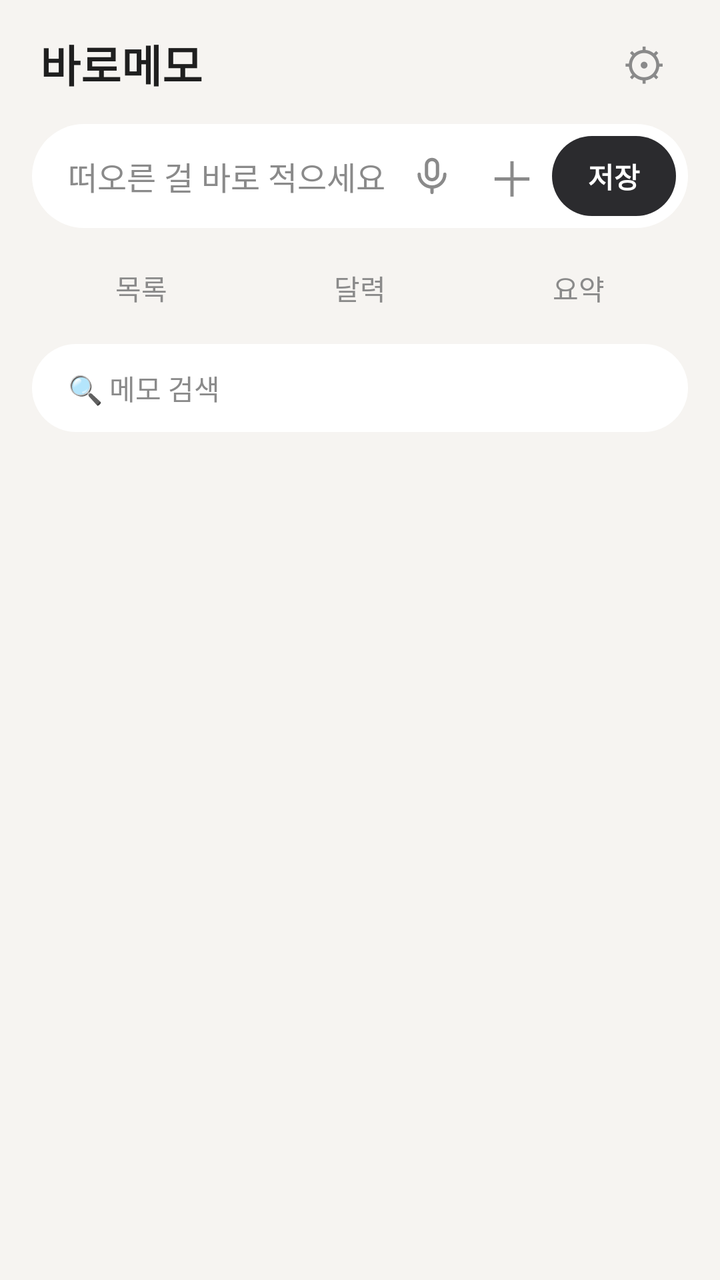
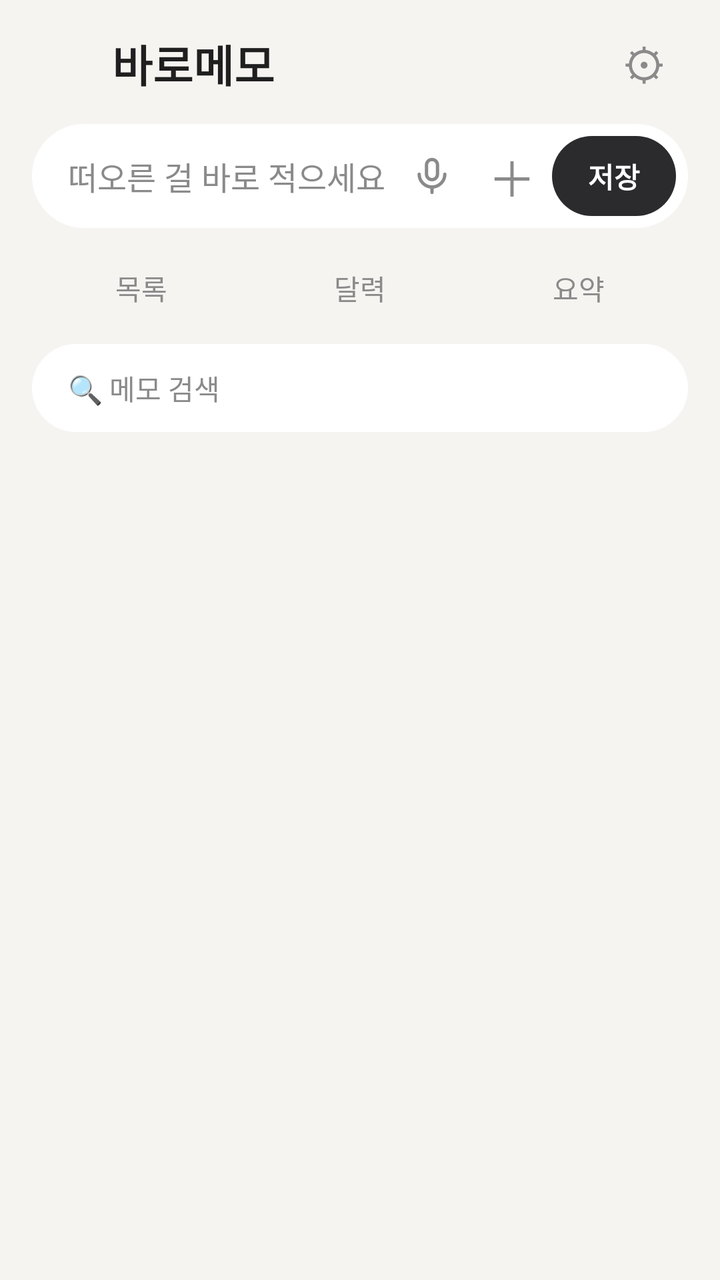

Screens rendered from an Android XML layout before and after an edit, with the pre-edit source and the edit as a unified diff.
<!-- AndroidManifest.xml: application theme AppTheme -->
<!-- res/layout/activity_main.xml -->
<?xml version="1.0" encoding="utf-8"?>
<FrameLayout xmlns:android="http://schemas.android.com/apk/res/android"
    android:layout_width="match_parent"
    android:layout_height="match_parent"
    android:background="@color/bg"
    android:fitsSystemWindows="true">

    <LinearLayout
        android:layout_width="match_parent"
        android:layout_height="match_parent"
        android:orientation="vertical"
        android:paddingStart="16dp"
        android:paddingTop="10dp"
        android:paddingEnd="16dp"
        android:paddingBottom="8dp">

        
        <LinearLayout
            android:layout_width="match_parent"
            android:layout_height="wrap_content"
            android:gravity="center_vertical"
            android:orientation="horizontal"
            android:paddingBottom="8dp">

            <TextView
                android:layout_width="0dp"
                android:layout_height="wrap_content"
                android:layout_weight="1"
                android:paddingStart="4dp"
                android:text="바로메모"
                android:textColor="@color/text"
                android:textSize="22sp"
                android:textStyle="bold" />

            <TextView
                android:id="@+id/settings"
                android:layout_width="44dp"
                android:layout_height="44dp"
                android:clickable="true"
                android:contentDescription="설정"
                android:focusable="true"
                android:gravity="center"
                android:text="⚙"
                android:textColor="@color/sub"
                android:textSize="22sp" />
        </LinearLayout>

        
        <LinearLayout
            android:layout_width="match_parent"
            android:layout_height="wrap_content"
            android:background="@drawable/bg_input"
            android:gravity="center_vertical"
            android:minHeight="52dp"
            android:orientation="horizontal"
            android:paddingStart="18dp"
            android:paddingEnd="6dp">

            <EditText
                android:id="@+id/input"
                android:layout_width="0dp"
                android:layout_height="wrap_content"
                android:layout_weight="1"
                android:background="@null"
                android:hint="떠오른 걸 바로 적으세요"
                android:imeOptions="actionDone"
                android:inputType="text"
                android:minHeight="48dp"
                android:textColor="@color/text"
                android:textColorHint="@color/sub"
                android:textSize="16sp" />

            <ImageView
                android:id="@+id/mic"
                android:layout_width="40dp"
                android:layout_height="40dp"
                android:clickable="true"
                android:contentDescription="받아쓰기"
                android:focusable="true"
                android:padding="9dp"
                android:scaleType="fitCenter"
                android:src="@drawable/ic_w_mic"
                android:tint="@color/sub" />

            <TextView
                android:id="@+id/photo"
                android:layout_width="40dp"
                android:layout_height="40dp"
                android:clickable="true"
                android:contentDescription="사진·그림 붙이기"
                android:focusable="true"
                android:gravity="center"
                android:text="＋"
                android:textColor="@color/sub"
                android:textSize="24sp" />

            <TextView
                android:id="@+id/save"
                android:layout_width="wrap_content"
                android:layout_height="40dp"
                android:background="@drawable/bg_btn_accent"
                android:clickable="true"
                android:focusable="true"
                android:gravity="center"
                android:paddingStart="18dp"
                android:paddingEnd="18dp"
                android:text="저장"
                android:textColor="?attr/bmOnAccent"
                android:textSize="14sp"
                android:textStyle="bold" />
        </LinearLayout>

        
        <LinearLayout
            android:id="@+id/mood_row"
            android:layout_width="match_parent"
            android:layout_height="44dp"
            android:layout_marginTop="6dp"
            android:orientation="horizontal"
            android:visibility="gone">

            <ImageView
                android:id="@+id/mood1"
                android:layout_width="0dp"
                android:layout_height="match_parent"
                android:layout_weight="1"
                android:clickable="true"
                android:contentDescription="기분: 아주 좋음"
                android:focusable="true"
                android:padding="9dp"
                android:scaleType="fitCenter"
                android:src="@drawable/ic_w_face1" />
            <ImageView
                android:id="@+id/mood2"
                android:layout_width="0dp"
                android:layout_height="match_parent"
                android:layout_weight="1"
                android:clickable="true"
                android:contentDescription="기분: 좋음"
                android:focusable="true"
                android:padding="9dp"
                android:scaleType="fitCenter"
                android:src="@drawable/ic_w_face2" />
            <ImageView
                android:id="@+id/mood3"
                android:layout_width="0dp"
                android:layout_height="match_parent"
                android:layout_weight="1"
                android:clickable="true"
                android:contentDescription="기분: 보통"
                android:focusable="true"
                android:padding="9dp"
                android:scaleType="fitCenter"
                android:src="@drawable/ic_w_face3" />
            <ImageView
                android:id="@+id/mood4"
                android:layout_width="0dp"
                android:layout_height="match_parent"
                android:layout_weight="1"
                android:clickable="true"
                android:contentDescription="기분: 안 좋음"
                android:focusable="true"
                android:padding="9dp"
                android:scaleType="fitCenter"
                android:src="@drawable/ic_w_face4" />
            <ImageView
                android:id="@+id/mood5"
                android:layout_width="0dp"
                android:layout_height="match_parent"
                android:layout_weight="1"
                android:clickable="true"
                android:contentDescription="기분: 아주 안 좋음"
                android:focusable="true"
                android:padding="9dp"
                android:scaleType="fitCenter"
                android:src="@drawable/ic_w_face5" />
        </LinearLayout>

        
        <HorizontalScrollView
            android:id="@+id/input_tag_scroll"
            android:layout_width="match_parent"
            android:layout_height="wrap_content"
            android:layout_marginTop="8dp"
            android:scrollbars="none"
            android:visibility="gone">

            <LinearLayout
                android:id="@+id/input_tag_row"
                android:layout_width="wrap_content"
                android:layout_height="wrap_content"
                android:orientation="horizontal" />
        </HorizontalScrollView>

        
        <LinearLayout
            android:id="@+id/tab_row"
            android:layout_width="match_parent"
            android:layout_height="wrap_content"
            android:layout_marginTop="12dp"
            android:orientation="horizontal">

            <TextView android:id="@+id/tab_list" style="@style/Tab" android:text="목록" />
            <TextView android:id="@+id/tab_calendar" style="@style/Tab" android:text="달력" />
            <TextView android:id="@+id/tab_summary" style="@style/Tab" android:text="요약" />
        </LinearLayout>

        
        <EditText
            android:id="@+id/search"
            android:layout_width="match_parent"
            android:layout_height="44dp"
            android:layout_marginTop="10dp"
            android:background="@drawable/bg_input"
            android:hint="🔍 메모 검색"
            android:imeOptions="actionSearch"
            android:inputType="text"
            android:paddingStart="18dp"
            android:paddingEnd="18dp"
            android:textColor="@color/text"
            android:textColorHint="@color/sub"
            android:textSize="14sp" />

        
        <HorizontalScrollView
            android:id="@+id/tag_scroll"
            android:layout_width="match_parent"
            android:layout_height="wrap_content"
            android:layout_marginTop="8dp"
            android:scrollbars="none"
            android:visibility="gone">

            <LinearLayout
                android:id="@+id/tag_row"
                android:layout_width="wrap_content"
                android:layout_height="wrap_content"
                android:orientation="horizontal" />
        </HorizontalScrollView>

        
        <LinearLayout
            android:id="@+id/calendar_pane"
            android:layout_width="match_parent"
            android:layout_height="wrap_content"
            android:layout_marginTop="10dp"
            android:background="@drawable/bg_card"
            android:orientation="vertical"
            android:padding="10dp"
            android:visibility="gone">

            <LinearLayout
                android:layout_width="match_parent"
                android:layout_height="wrap_content"
                android:gravity="center_vertical"
                android:orientation="horizontal">

                <TextView
                    android:id="@+id/cal_prev"
                    android:layout_width="48dp"
                    android:layout_height="40dp"
                    android:clickable="true"
                    android:focusable="true"
                    android:gravity="center"
                    android:text="‹"
                    android:textColor="@color/text"
                    android:textSize="24sp" />

                <TextView
                    android:id="@+id/cal_title"
                    android:layout_width="0dp"
                    android:layout_height="40dp"
                    android:layout_weight="1"
                    android:clickable="true"
                    android:focusable="true"
                    android:gravity="center"
                    android:textColor="@color/text"
                    android:textSize="16sp"
                    android:textStyle="bold" />

                <TextView
                    android:id="@+id/cal_next"
                    android:layout_width="48dp"
                    android:layout_height="40dp"
                    android:clickable="true"
                    android:focusable="true"
                    android:gravity="center"
                    android:text="›"
                    android:textColor="@color/text"
                    android:textSize="24sp" />
            </LinearLayout>

            <LinearLayout
                android:id="@+id/cal_weekdays"
                android:layout_width="match_parent"
                android:layout_height="wrap_content"
                android:orientation="horizontal" />

            <LinearLayout
                android:id="@+id/cal_grid"
                android:layout_width="match_parent"
                android:layout_height="wrap_content"
                android:orientation="vertical" />
        </LinearLayout>

        
        <TextView
            android:id="@+id/day_title"
            android:layout_width="match_parent"
            android:layout_height="wrap_content"
            android:layout_marginTop="10dp"
            android:background="@drawable/bg_card"
            android:lineSpacingExtra="4dp"
            android:paddingStart="16dp"
            android:paddingTop="12dp"
            android:paddingEnd="16dp"
            android:paddingBottom="12dp"
            android:textColor="@color/text"
            android:textSize="14sp"
            android:visibility="gone" />

        <TextView
            android:id="@+id/empty"
            android:layout_width="match_parent"
            android:layout_height="wrap_content"
            android:gravity="center"
            android:paddingTop="24dp"
            android:textColor="@color/sub"
            android:textSize="14sp"
            android:visibility="gone" />

        <ListView
            android:id="@+id/list"
            android:layout_width="match_parent"
            android:layout_height="0dp"
            android:layout_marginTop="10dp"
            android:layout_weight="1"
            android:divider="@android:color/transparent"
            android:dividerHeight="8dp"
            android:listSelector="@android:color/transparent"
            android:scrollbars="none" />

        
        <ScrollView
            android:id="@+id/summary_pane"
            android:layout_width="match_parent"
            android:layout_height="0dp"
            android:layout_marginTop="10dp"
            android:layout_weight="1"
            android:scrollbars="none"
            android:visibility="gone">

            <TextView
                android:id="@+id/summary_text"
                android:layout_width="match_parent"
                android:layout_height="wrap_content"
                android:background="@drawable/bg_card"
                android:lineSpacingExtra="5dp"
                android:padding="18dp"
                android:textColor="@color/text"
                android:textIsSelectable="true"
                android:textSize="15sp" />
        </ScrollView>

        
        <LinearLayout
            android:id="@+id/select_bar"
            android:layout_width="match_parent"
            android:layout_height="wrap_content"
            android:layout_marginTop="6dp"
            android:background="@drawable/bg_tab_selected"
            android:orientation="horizontal"
            android:visibility="gone">

            <TextView android:id="@+id/sel_count" style="@style/Flat" android:textColor="?attr/bmAccent" android:textStyle="bold" />
            <TextView android:id="@+id/sel_copy" style="@style/Flat" android:text="복사" android:textColor="@color/text" />
            <TextView android:id="@+id/sel_share" style="@style/Flat" android:text="내보내기" android:textColor="@color/text" />
            <TextView android:id="@+id/sel_delete" style="@style/Flat" android:text="삭제" android:textColor="@color/text" />
            <TextView android:id="@+id/sel_cancel" style="@style/Flat" android:text="취소" />
        </LinearLayout>
    </LinearLayout>
</FrameLayout>
<!-- resources referenced by this layout -->
<resources>
  <color name="bg">#F6F4F1</color>
  <color name="sub">#8A8A8A</color>
  <color name="text">#1F1F1F</color>
  <!-- drawable bg_btn_accent (drawable) -->
  <?xml version="1.0" encoding="utf-8"?>
  <shape xmlns:android="http://schemas.android.com/apk/res/android" android:shape="rectangle">
      <solid android:color="?attr/bmAccent" />
      <corners android:radius="20dp" />
  </shape>
  <!-- drawable bg_card (drawable) -->
  <?xml version="1.0" encoding="utf-8"?>
  <shape xmlns:android="http://schemas.android.com/apk/res/android" android:shape="rectangle">
      <solid android:color="@color/surface" />
      <corners android:radius="16dp" />
  </shape>
  <!-- drawable bg_input (drawable) -->
  <?xml version="1.0" encoding="utf-8"?>
  <shape xmlns:android="http://schemas.android.com/apk/res/android" android:shape="rectangle">
      <solid android:color="@color/surface" />
      <corners android:radius="26dp" />
  </shape>
  <!-- drawable bg_tab_selected (drawable) -->
  <?xml version="1.0" encoding="utf-8"?>
  <shape xmlns:android="http://schemas.android.com/apk/res/android" android:shape="rectangle">
      <solid android:color="?attr/bmAccentSoft" />
      <corners android:radius="18dp" />
  </shape>
  <style name="Tab">
          <item name="android:layout_width">0dp</item>
          <item name="android:layout_height">36dp</item>
          <item name="android:layout_weight">1</item>
          <item name="android:gravity">center</item>
          <item name="android:textSize">14sp</item>
          <item name="android:textColor">@color/sub</item>
          <item name="android:clickable">true</item>
          <item name="android:focusable">true</item>
      </style>
  <color name="surface">#FFFFFF</color>
  <color name="p_simple">#2B2B2E</color>
  <color name="p_simple_soft">#E6E6EA</color>
  <color name="p_simple_on">#FFFFFF</color>
  <!-- unchanged entries left out for length: 8 -->
</resources>

<!-- the commit's change to res/layout/activity_main.xml (unified diff, before → after) -->
@@ -22,11 +22,19 @@
             android:orientation="horizontal"
             android:paddingBottom="8dp">
 
-            <TextView
-                android:layout_width="0dp"
-                android:layout_height="wrap_content"
-                android:layout_weight="1"
-                android:paddingStart="4dp"
+            <ImageView
+                android:layout_width="30dp"
+                android:layout_height="30dp"
+                android:layout_marginStart="2dp"
+                android:contentDescription="바로메모 아이콘"
+                android:scaleType="fitCenter"
+                android:src="@mipmap/ic_launcher" />
+
+            <TextView
+                android:layout_width="0dp"
+                android:layout_height="wrap_content"
+                android:layout_weight="1"
+                android:paddingStart="8dp"
                 android:text="바로메모"
                 android:textColor="@color/text"
                 android:textSize="22sp"
<!-- resource entries referenced after the edit -->
@@ -27,6 +27,12 @@
       <solid android:color="?attr/bmAccentSoft" />
       <corners android:radius="18dp" />
   </shape>
+  <!-- mipmap ic_launcher (mipmap-anydpi-v26) -->
+  <?xml version="1.0" encoding="utf-8"?>
+  <adaptive-icon xmlns:android="http://schemas.android.com/apk/res/android">
+      <background android:drawable="@color/icon_bg" />
+      <foreground android:drawable="@drawable/ic_launcher_fg" />
+  </adaptive-icon>
   <style name="Tab">
           <item name="android:layout_width">0dp</item>
           <item name="android:layout_height">36dp</item>
@@ -38,9 +44,35 @@
           <item name="android:focusable">true</item>
       </style>
   <color name="surface">#FFFFFF</color>
+  <color name="icon_bg">#FFFFFF</color>
+  <!-- drawable ic_launcher_fg (drawable) -->
+  <?xml version="1.0" encoding="utf-8"?>
+  <vector xmlns:android="http://schemas.android.com/apk/res/android"
+      android:width="108dp" android:height="108dp"
+      android:viewportWidth="108" android:viewportHeight="108">
+      
+      <path android:pathData="M39,50L56,27" android:strokeColor="@color/icon_fg" android:strokeAlpha="0.22"
+          android:strokeWidth="9" android:strokeLineCap="round" />
+      <path android:pathData="M50,50L67,27" android:strokeColor="@color/icon_fg" android:strokeAlpha="0.48"
+          android:strokeWidth="9" android:strokeLineCap="round" />
+      
+      <path android:pathData="M26,61L60,47L86,63L50,81Z" android:fillColor="@color/icon_fg"
+          android:strokeColor="@color/icon_fg" android:strokeWidth="3" android:strokeLineJoin="round" />
+      
+      <path android:pathData="M37,64l11,-3" android:strokeColor="@color/icon_bg"
+          android:strokeWidth="4" android:strokeLineCap="round" />
+      
+      <path android:pathData="M61,52L78,27" android:strokeColor="@color/icon_bg"
+          android:strokeWidth="15" android:strokeLineCap="round" />
+      <path android:pathData="M61,52L78,27" android:strokeColor="@color/icon_fg"
+          android:strokeWidth="9" android:strokeLineCap="round" />
+      <path android:pathData="M52,63l3.5,-11l7.5,6Z" android:fillColor="@color/icon_bg"
+          android:strokeColor="@color/icon_bg" android:strokeWidth="2" android:strokeLineJoin="round" />
+  </vector>
   <color name="p_simple">#2B2B2E</color>
   <color name="p_simple_soft">#E6E6EA</color>
   <color name="p_simple_on">#FFFFFF</color>
+  <color name="icon_fg">#1F2328</color>
   <!-- unchanged entries left out for length: 8 -->
 </resources>
 
